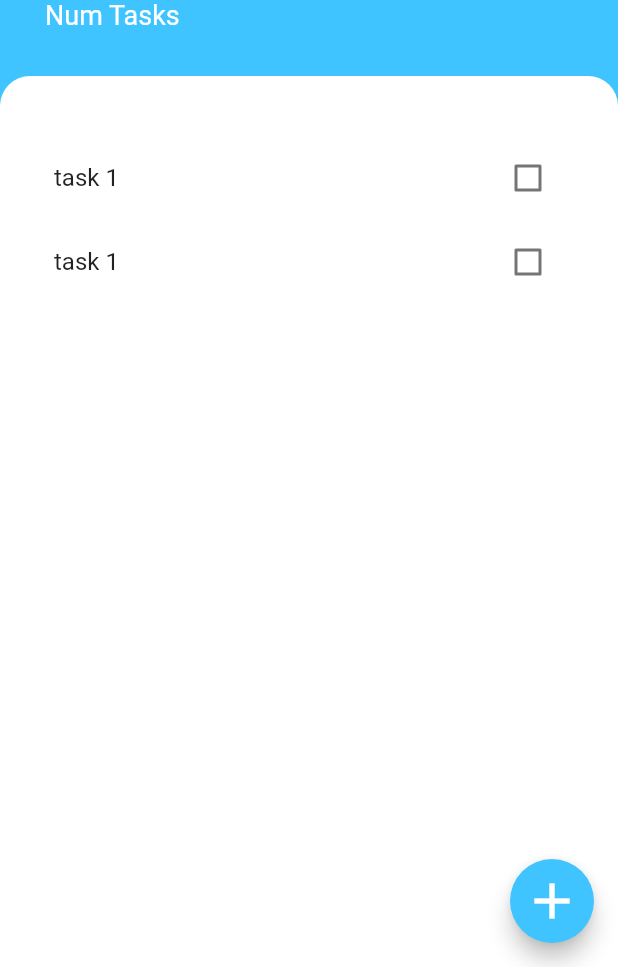
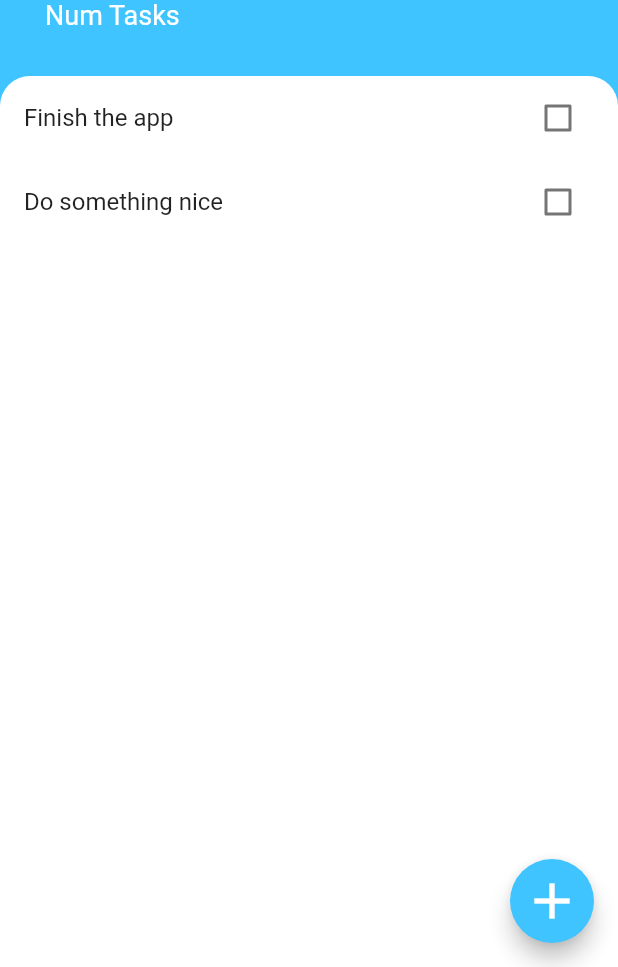
Before and after one commit to Lallivero/Todoey, a Flutter app: the screen it shows after launch, on a phone screen of 412 x 824 dp, the part 269-1236 px from its top. Run offline on Flutter 3.47's test engine with Material 2 defaults, Android fonts, the phone set to English and light mode, and no system bars.

Commit message:
lifted state handling to taskList

```diff
--- /dev/null
+++ b/lib/models/task.dart
@@ -0,0 +1,10 @@
+class Task {
+  late final String name;
+  late bool isDone;
+
+  Task({required this.name, this.isDone = false});
+
+  void toggleDone() {
+    isDone = !isDone;
+  }
+}
--- a/lib/screens/add_task_screen.dart
+++ b/lib/screens/add_task_screen.dart
@@ -1,8 +1,7 @@
 import 'package:flutter/material.dart';
 
 class AddTaskScreen extends StatelessWidget {
-  const AddTaskScreen({Key? key})
-      : super(key: key);
+  const AddTaskScreen({Key? key}) : super(key: key);
 
   @override
   Widget build(BuildContext context) {
@@ -22,36 +21,30 @@ class AddTaskScreen extends StatelessWidget {
           ),
         ),
         child: Column(
-          mainAxisAlignment:
-              MainAxisAlignment.start,
-          crossAxisAlignment:
-              CrossAxisAlignment.stretch,
+          mainAxisAlignment: MainAxisAlignment.start,
+          crossAxisAlignment: CrossAxisAlignment.stretch,
           children: [
             const Text(
               'Add Task',
               style: TextStyle(
-                  color: Colors.lightBlueAccent,
-                  fontSize: 30.0),
+                  color: Colors.lightBlueAccent, fontSize: 30.0),
               textAlign: TextAlign.center,
             ),
-            TextField(
+            const TextField(
               autofocus: true,
               textAlign: TextAlign.center,
             ),
-            SizedBox(
+            const SizedBox(
               height: 15.0,
             ),
             TextButton(
               style: ButtonStyle(
                 backgroundColor:
-                    MaterialStateProperty.all(
-                        Colors.lightBlueAccent),
+                    MaterialStateProperty.all(Colors.lightBlueAccent),
               ),
               child: const Text(
                 'Add',
-                style: TextStyle(
-                    color: Colors.white,
-                    fontSize: 20.0),
+                style: TextStyle(color: Colors.white, fontSize: 20.0),
               ),
               onPressed: () {},
             )
--- a/lib/widgets/task_tile.dart
+++ b/lib/widgets/task_tile.dart
@@ -1,48 +1,27 @@
 import 'package:flutter/material.dart';
 
-class TaskTile extends StatefulWidget {
-  const TaskTile({Key? key}) : super(key: key);
+class TaskTile extends StatelessWidget {
+  TaskTile(
+      {required this.isChecked,
+      required this.taskTitle,
+      required this.checkboxCallback});
 
-  @override
-  _TaskTileState createState() => _TaskTileState();
-}
-
-class _TaskTileState extends State<TaskTile> {
-  bool? _isChecked = false;
-
+  final bool isChecked;
+  final String taskTitle;
+  final Function(bool?) checkboxCallback;
   @override
   Widget build(BuildContext context) {
     return ListTile(
       title: Text(
-        'task 1',
+        taskTitle,
         style: TextStyle(
-          decoration: _isChecked! ? TextDecoration.lineThrough : null,
+          decoration: isChecked ? TextDecoration.lineThrough : null,
         ),
       ),
-      trailing: TaskCheckbox(_isChecked!, (bool? checkboxState) {
-        setState(() {
-          _isChecked = checkboxState;
-        });
-      }),
-      // onTap: () {
-      //   setState(() {
-      //     _isChecked! ? false : true;
-      //   });
-      // },
+      trailing: Checkbox(
+        value: isChecked,
+        onChanged: checkboxCallback,
+      ),
     );
   }
 }
-
-class TaskCheckbox extends StatelessWidget {
-  final bool _checkboxState;
-  final Function(bool?) toggleCheckboxState;
-  const TaskCheckbox(this._checkboxState, this.toggleCheckboxState);
-
-  @override
-  Widget build(BuildContext context) {
-    return Checkbox(
-      value: _checkboxState,
-      onChanged: toggleCheckboxState,
-    );
-  }
-}
--- a/lib/widgets/tasks_list.dart
+++ b/lib/widgets/tasks_list.dart
@@ -1,15 +1,33 @@
 import 'package:flutter/material.dart';
+import 'package:todoey/models/task.dart';
 import 'package:todoey/widgets/task_tile.dart';
 
-class TasksList extends StatelessWidget {
+class TasksList extends StatefulWidget {
+  const TasksList({Key? key}) : super(key: key);
+
+  @override
+  _TasksListState createState() => _TasksListState();
+}
+
+class _TasksListState extends State<TasksList> {
+  List<Task> tasks = [
+    Task(name: "Finish the app"),
+    Task(name: "Do something nice")
+  ];
   @override
   Widget build(BuildContext context) {
-    return ListView(
-      padding: const EdgeInsets.symmetric(horizontal: 20.0, vertical: 40.0),
-      children: [
-        TaskTile(),
-        TaskTile(),
-      ],
+    return ListView.builder(
+      itemBuilder: (context, index) {
+        return TaskTile(
+            taskTitle: tasks[index].name,
+            isChecked: tasks[index].isDone,
+            checkboxCallback: (bool? checkboxState) {
+              setState(() {
+                tasks[index].toggleDone();
+              });
+            });
+      },
+      itemCount: tasks.length,
     );
   }
 }
```
